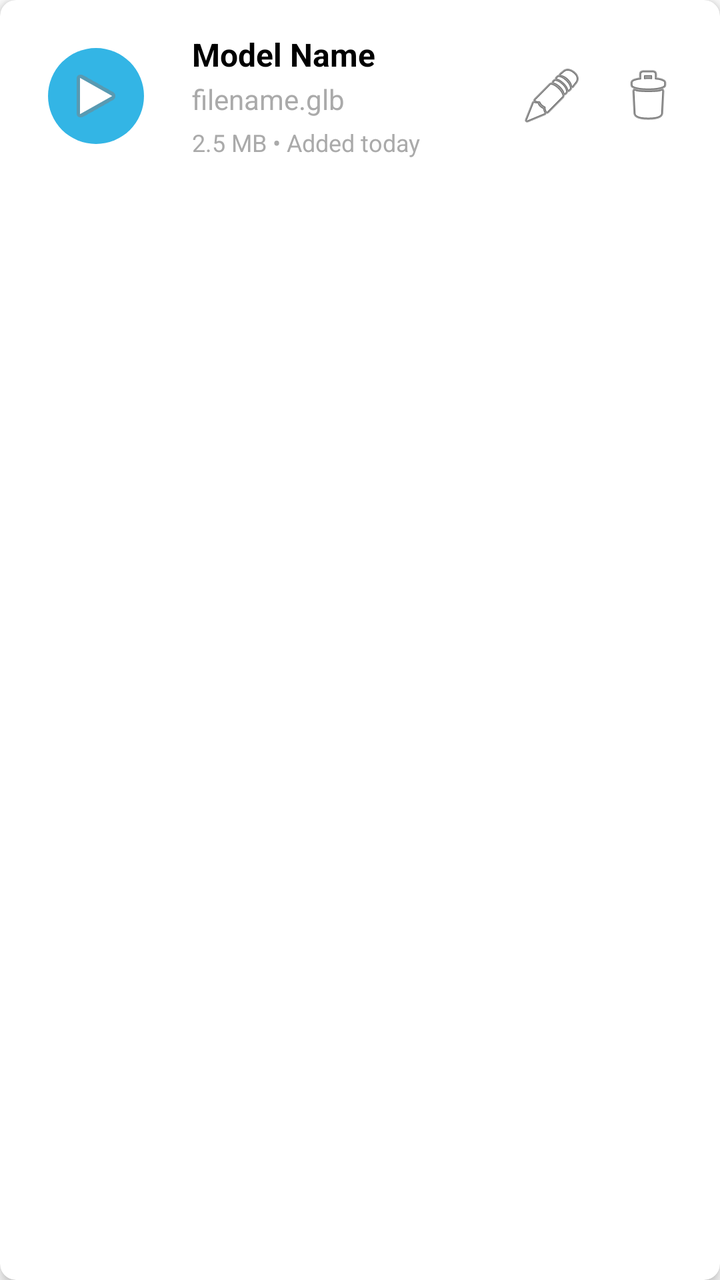
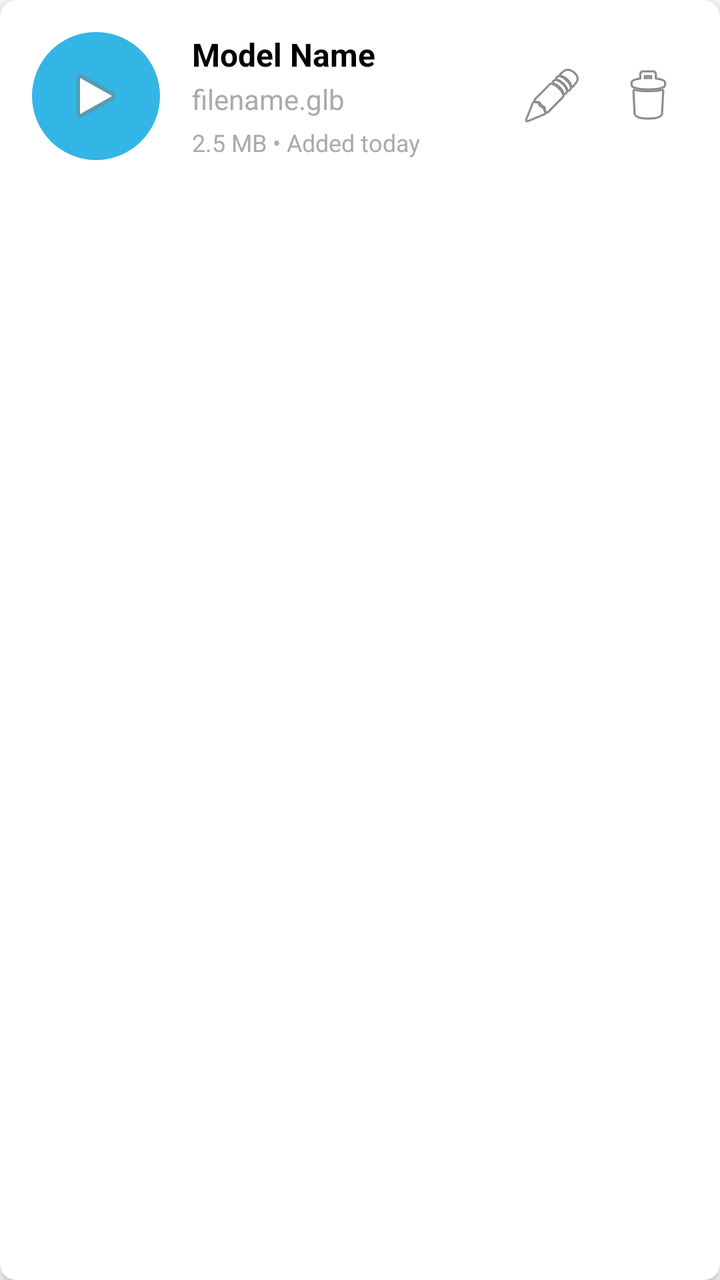

Screens rendered from an Android XML layout before and after an edit, with the pre-edit source and the edit as a unified diff.
<!-- AndroidManifest.xml: application theme Theme.SurveyingApp -->
<!-- res/layout/item_model.xml -->
<?xml version="1.0" encoding="utf-8"?>
<androidx.cardview.widget.CardView xmlns:android="http://schemas.android.com/apk/res/android"
    xmlns:app="http://schemas.android.com/apk/res-auto"
    android:layout_width="match_parent"
    android:layout_height="wrap_content"
    android:layout_margin="8dp"
    app:cardCornerRadius="8dp"
    app:cardElevation="4dp">

    <LinearLayout
        android:layout_width="match_parent"
        android:layout_height="wrap_content"
        android:orientation="horizontal"
        android:padding="16dp"
        android:gravity="center_vertical">

        
        <FrameLayout
            android:layout_width="64dp"
            android:layout_height="64dp"
            android:layout_marginEnd="16dp">

            <ImageView
                android:id="@+id/image_model_preview"
                android:layout_width="match_parent"
                android:layout_height="match_parent"
                android:scaleType="centerCrop"
                android:background="@drawable/circle_background"
                android:visibility="gone" />

            <ImageView
                android:id="@+id/image_model_placeholder"
                android:layout_width="48dp"
                android:layout_height="48dp"
                android:layout_gravity="center"
                android:src="@android:drawable/ic_media_play"
                android:background="@drawable/circle_background"
                android:scaleType="centerInside" />

            <ProgressBar
                android:id="@+id/progress_preview"
                android:layout_width="24dp"
                android:layout_height="24dp"
                android:layout_gravity="center"
                android:visibility="gone" />

        </FrameLayout>

        
        <LinearLayout
            android:layout_width="0dp"
            android:layout_height="wrap_content"
            android:layout_weight="1"
            android:orientation="vertical">

            <TextView
                android:id="@+id/text_model_name"
                android:layout_width="wrap_content"
                android:layout_height="wrap_content"
                android:text="Model Name"
                android:textSize="16sp"
                android:textStyle="bold"
                android:textColor="@android:color/black" />

            <TextView
                android:id="@+id/text_model_filename"
                android:layout_width="wrap_content"
                android:layout_height="wrap_content"
                android:text="filename.glb"
                android:textSize="14sp"
                android:textColor="@android:color/darker_gray"
                android:layout_marginTop="2dp" />

            <LinearLayout
                android:layout_width="wrap_content"
                android:layout_height="wrap_content"
                android:orientation="horizontal"
                android:layout_marginTop="4dp">

                <TextView
                    android:id="@+id/text_model_size"
                    android:layout_width="wrap_content"
                    android:layout_height="wrap_content"
                    android:text="2.5 MB"
                    android:textSize="12sp"
                    android:textColor="@android:color/darker_gray" />

                <TextView
                    android:layout_width="wrap_content"
                    android:layout_height="wrap_content"
                    android:text=" • "
                    android:textSize="12sp"
                    android:textColor="@android:color/darker_gray" />

                <TextView
                    android:id="@+id/text_model_date"
                    android:layout_width="wrap_content"
                    android:layout_height="wrap_content"
                    android:text="Added today"
                    android:textSize="12sp"
                    android:textColor="@android:color/darker_gray" />

            </LinearLayout>

        </LinearLayout>

        
        <LinearLayout
            android:layout_width="wrap_content"
            android:layout_height="wrap_content"
            android:orientation="horizontal">

            <ImageButton
                android:id="@+id/btn_edit_model"
                android:layout_width="40dp"
                android:layout_height="40dp"
                android:src="@android:drawable/ic_menu_edit"
                android:background="?android:attr/selectableItemBackgroundBorderless"
                android:contentDescription="Edit Model"
                android:layout_marginEnd="8dp" />

            
            <ImageButton
                android:id="@+id/btn_delete_model"
                android:layout_width="40dp"
                android:layout_height="40dp"
                android:src="@android:drawable/ic_menu_delete"
                android:background="?android:attr/selectableItemBackgroundBorderless"
                android:contentDescription="Delete Model" />

        </LinearLayout>

    </LinearLayout>
</androidx.cardview.widget.CardView>
<!-- resources referenced by this layout -->
<resources>
  <!-- drawable circle_background (drawable) -->
  <?xml version="1.0" encoding="utf-8"?>
  <shape xmlns:android="http://schemas.android.com/apk/res/android"
      android:shape="oval">
      <solid android:color="@android:color/holo_blue_light" />
  </shape>
  <style name="Theme.SurveyingApp" parent="Theme.MaterialComponents.DayNight.DarkActionBar">
          
          <item name="colorPrimary">@color/purple_500</item>
          <item name="colorPrimaryVariant">@color/purple_700</item>
          <item name="colorOnPrimary">@color/white</item>
          
          <item name="colorSecondary">@color/teal_200</item>
          <item name="colorSecondaryVariant">@color/teal_700</item>
          <item name="colorOnSecondary">@color/black</item>
          
          <item name="android:statusBarColor">?attr/colorPrimaryVariant</item>
          
      </style>
  <color name="purple_500">#FF6200EE</color>
  <color name="purple_700">#FF3700B3</color>
  <color name="white">#FFFFFFFF</color>
  <color name="teal_200">#FF03DAC5</color>
  <color name="teal_700">#FF018786</color>
  <color name="black">#FF000000</color>
</resources>

<!-- the commit's change to res/layout/item_model.xml (unified diff, before → after) -->
@@ -20,18 +20,19 @@
             android:layout_height="64dp"
             android:layout_marginEnd="16dp">
 
+            
             <ImageView
                 android:id="@+id/image_model_preview"
                 android:layout_width="match_parent"
                 android:layout_height="match_parent"
                 android:scaleType="centerCrop"
-                android:background="@drawable/circle_background"
                 android:visibility="gone" />
 
+            
             <ImageView
                 android:id="@+id/image_model_placeholder"
-                android:layout_width="48dp"
-                android:layout_height="48dp"
+                android:layout_width="match_parent"
+                android:layout_height="match_parent"
                 android:layout_gravity="center"
                 android:src="@android:drawable/ic_media_play"
                 android:background="@drawable/circle_background"
